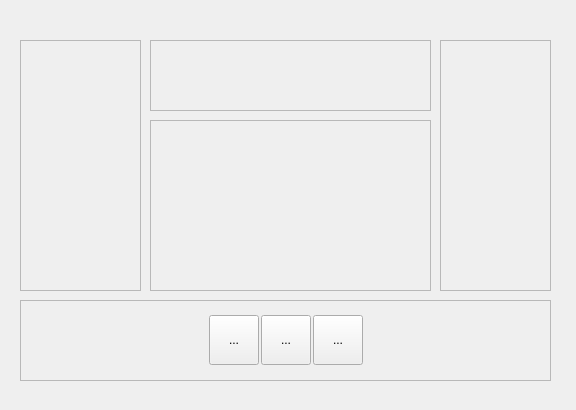
This is widget.ui in cakturk/CardGame as Qt 5 draws it before an edit. The edited form follows.
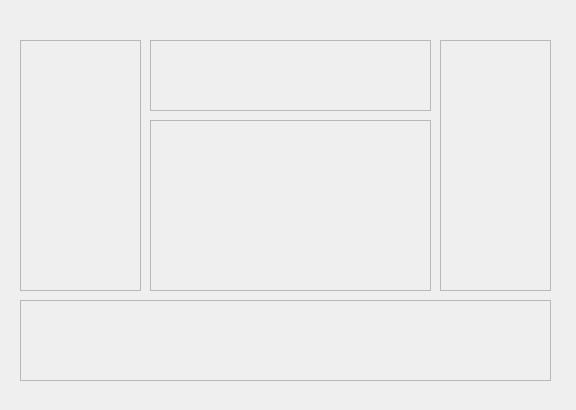
This is the edited form. Icons and pictures are not drawn.

Commit message: cardImageName method changed.

What changed in the file:
```diff
--- a/widget.ui
+++ b/widget.ui
@@ -50,88 +50,6 @@
      <property name="frameShadow">
       <enum>QFrame::Raised</enum>
      </property>
-     <layout class="QHBoxLayout" name="horizontalLayout">
-      <property name="spacing">
-       <number>2</number>
-      </property>
-      <property name="margin">
-       <number>0</number>
-      </property>
-      <item>
-       <spacer name="horizontalSpacer_2">
-        <property name="orientation">
-         <enum>Qt::Horizontal</enum>
-        </property>
-        <property name="sizeHint" stdset="0">
-         <size>
-          <width>40</width>
-          <height>20</height>
-         </size>
-        </property>
-       </spacer>
-      </item>
-      <item>
-       <widget class="QToolButton" name="toolButton">
-        <property name="minimumSize">
-         <size>
-          <width>50</width>
-          <height>50</height>
-         </size>
-        </property>
-        <property name="styleSheet">
-         <string notr="true">border-image: url(:/new/prefix1/pics/splash.png);</string>
-        </property>
-        <property name="text">
-         <string>...</string>
-        </property>
-       </widget>
-      </item>
-      <item>
-       <widget class="QToolButton" name="toolButton_2">
-        <property name="minimumSize">
-         <size>
-          <width>50</width>
-          <height>50</height>
-         </size>
-        </property>
-        <property name="styleSheet">
-         <string notr="true">border-image: url(:/new/prefix1/pics/splash.png);</string>
-        </property>
-        <property name="text">
-         <string>...</string>
-        </property>
-       </widget>
-      </item>
-      <item>
-       <widget class="QToolButton" name="toolButton_3">
-        <property name="minimumSize">
-         <size>
-          <width>50</width>
-          <height>50</height>
-         </size>
-        </property>
-        <property name="styleSheet">
-         <string notr="true">border-image: url(:/new/prefix1/pics/splash.png);</string>
-        </property>
-        <property name="text">
-         <string>...</string>
-        </property>
-       </widget>
-      </item>
-      <item>
-       <spacer name="horizontalSpacer">
-        <property name="orientation">
-         <enum>Qt::Horizontal</enum>
-        </property>
-        <property name="sizeHint" stdset="0">
-         <size>
-          <width>40</width>
-          <height>20</height>
-         </size>
-        </property>
-       </spacer>
-      </item>
-     </layout>
     </widget>
     <widget class="QFrame" name="westHand">
      <property name="geometry">
```
Left out of the diff: 1 changed line with no effect on the pictures. The commit also changes 30 other files.
